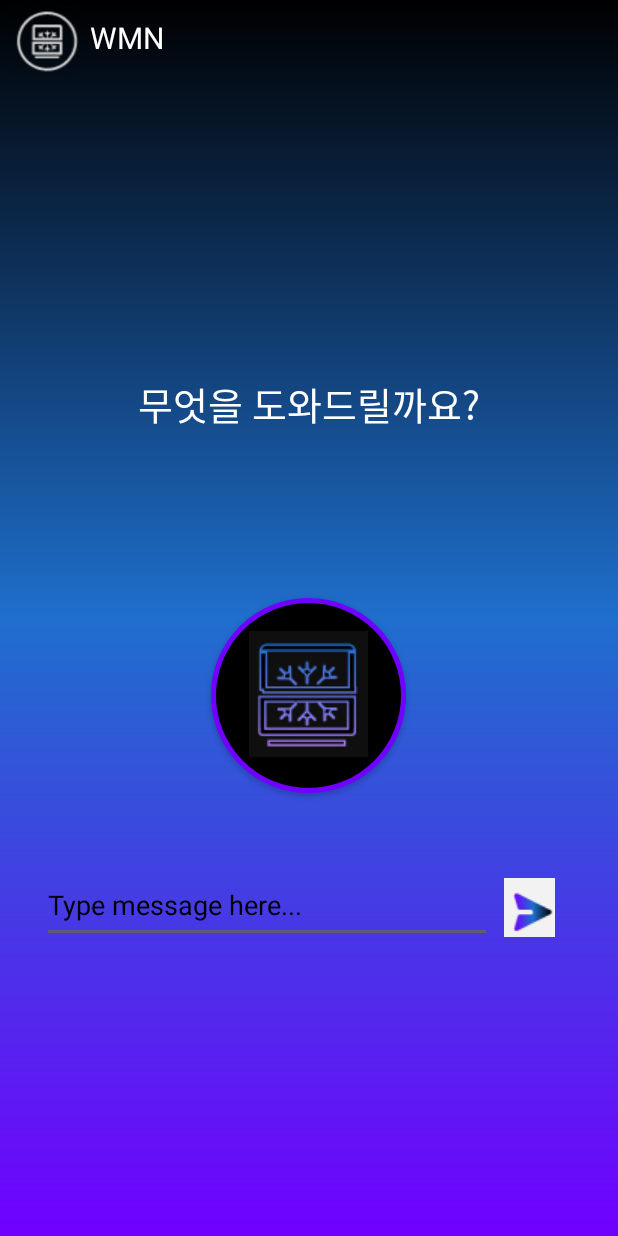
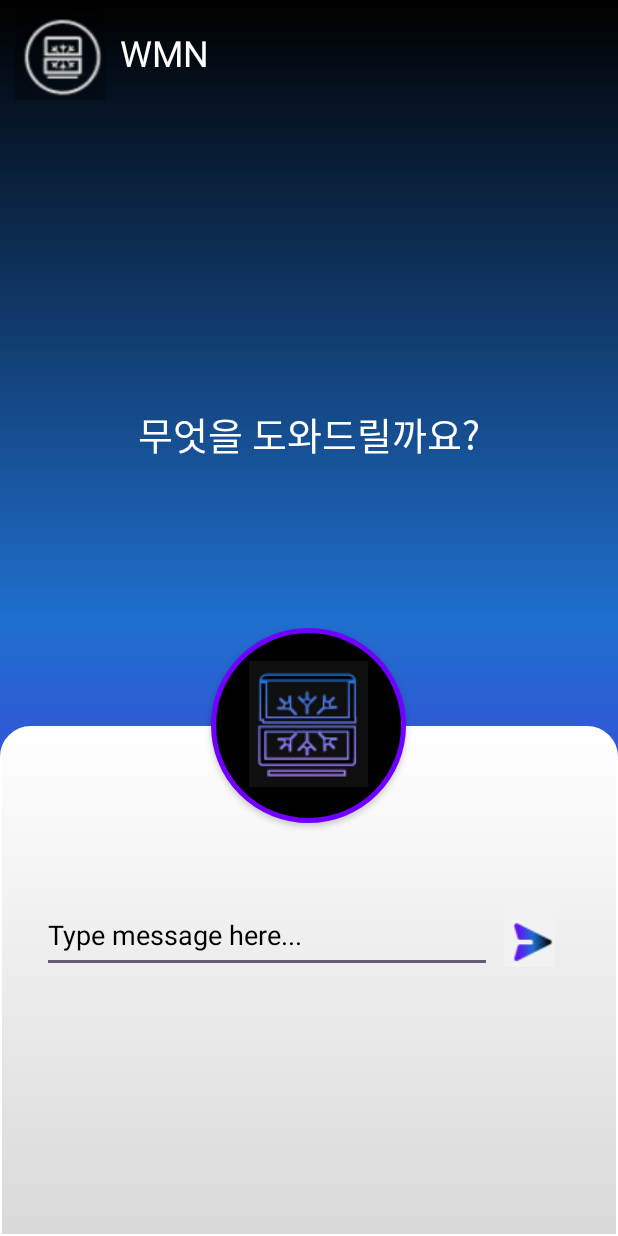
Before and after one commit to TeamDanSok/WMNClient-Android-, an Android app: the MainActivity screen opened directly, with no data from a screen before it, on a phone screen of 412 x 824 dp. Run offline under Robolectric (Android 15) with nearby library versions, the light colour scheme and no system bars.

Commit message:
android layout recycler view 추가 android layout 흰색 animation 추가

```diff
--- a/app/build.gradle
+++ b/app/build.gradle
@@ -37,10 +37,12 @@ android {
 
 dependencies {
 
-    implementation 'androidx.core:core-ktx:1.8.0'
+    implementation 'androidx.core:core-ktx:1.10.0'
     implementation 'androidx.appcompat:appcompat:1.6.1'
-    implementation 'com.google.android.material:material:1.5.0'
+    implementation 'com.google.android.material:material:1.9.0'
     implementation 'androidx.constraintlayout:constraintlayout:2.1.4'
+    implementation 'androidx.navigation:navigation-fragment-ktx:2.5.3'
+    implementation 'androidx.navigation:navigation-ui-ktx:2.5.3'
     testImplementation 'junit:junit:4.13.2'
     androidTestImplementation 'androidx.test.ext:junit:1.1.5'
     androidTestImplementation 'androidx.test.espresso:espresso-core:3.5.1'
--- a/app/src/main/java/com/example/wmn/MainActivity.kt
+++ b/app/src/main/java/com/example/wmn/MainActivity.kt
@@ -1,5 +1,6 @@
 package com.example.wmn
 
+import android.content.Intent
 import androidx.appcompat.app.AppCompatActivity
 import android.os.Bundle
 import android.widget.Toast
@@ -20,6 +21,11 @@ class MainActivity : AppCompatActivity() {
             Toast.makeText(this, message, Toast.LENGTH_SHORT).show()
             binding.message.text.clear()
             //채팅화면으로 전환시키면 됨
+
+        }
+        binding.moveScreen.setOnClickListener {
+            val intent = Intent(this@MainActivity, ListActivity::class.java)
+            startActivity(intent)
         }
     }
 }
--- /dev/null
+++ b/app/src/main/res/drawable/whiteback.xml
@@ -0,0 +1,15 @@
+<?xml version="1.0" encoding="utf-8"?>
+<shape xmlns:android="http://schemas.android.com/apk/res/android"
+    android:shape="rectangle" >
+    <gradient
+        android:type="linear"
+        android:angle="90"
+        android:endColor="@color/white"
+        android:startColor="@color/gray" />
+    <corners
+        android:topLeftRadius="20dp"
+        android:topRightRadius="20dp"/>
+    <stroke
+        android:width="1dp"
+        android:color="@color/white"/>
+</shape>
--- a/app/src/main/res/layout/activity_main.xml
+++ b/app/src/main/res/layout/activity_main.xml
@@ -10,21 +10,23 @@
 
     <LinearLayout
         android:layout_width="match_parent"
-        android:layout_height="50dp"
+        android:layout_height="70dp"
+        android:layout_gravity="center_vertical"
         android:orientation="horizontal">
 
         <ImageView
             android:id="@+id/logo"
             android:layout_width="60dp"
-            android:layout_height="50dp"
+            android:layout_height="match_parent"
+            android:layout_marginHorizontal="10dp"
             app:srcCompat="@drawable/logo" />
 
         <TextView
             android:id="@+id/textView3"
             android:layout_width="wrap_content"
-            android:layout_height="50dp"
+            android:layout_height="match_parent"
             android:gravity="center_vertical"
-            android:textSize="20sp"
+            android:textSize="24sp"
             android:textColor="@color/white"
             android:text="WMN" />
     </LinearLayout>
@@ -37,40 +39,61 @@
         android:textColor="@color/white"
         android:layout_gravity="center"
         android:layout_marginTop="200dp"
+        android:layout_marginBottom="110dp"
         android:gravity="center_horizontal"
         android:text="무엇을 도와드릴까요?" />
+
+    <FrameLayout
+        android:layout_width="match_parent"
+        android:layout_height="match_parent">
+
+        <FrameLayout
+            android:id="@+id/moveScreen"
+            android:layout_marginTop="65dp"
+            android:background="@drawable/whiteback"
+            android:layout_width="match_parent"
+            android:layout_height="match_parent" />
+
+        <LinearLayout
+            android:layout_width="match_parent"
+            android:layout_height="wrap_content"
+            android:orientation="vertical">
 
             <android.widget.Button
                 android:id="@+id/mic"
                 android:layout_width="130dp"
                 android:layout_height="130dp"
-        android:layout_marginTop="110dp"
                 android:layout_gravity="center_horizontal"
                 android:background="@drawable/micbutton"
-        android:padding="22dp"
-        android:drawableTop="@drawable/biglogo" />
+                android:drawableTop="@drawable/biglogo"
+                android:padding="22dp" />
+
 
             <LinearLayout
                 android:layout_width="wrap_content"
                 android:layout_height="wrap_content"
-        android:orientation="horizontal"
+                android:layout_gravity="center_horizontal"
                 android:layout_marginTop="50dp"
-        android:layout_gravity="center_horizontal">
+                android:orientation="horizontal">
+
                 <EditText
                     android:id="@+id/message"
                     android:layout_width="300dp"
                     android:layout_height="50dp"
+                    android:hint="Type message here..."
                     android:inputType="text"
-            android:textColorHint="@color/black"
-            android:hint="Type message here..." />
+                    android:textColorHint="@color/black" />
 
                 <Button
                     android:id="@+id/sendButton"
                     android:layout_width="50dp"
                     android:layout_height="50dp"
+                    android:layout_marginEnd="5dp"
                     android:background="#00000000"
-            android:layout_marginEnd="5dp"
                     android:drawableBottom="@drawable/send" />
-    </LinearLayout>
 
             </LinearLayout>
+        </LinearLayout>
+    </FrameLayout>
+
+</LinearLayout>
--- a/app/src/main/res/values/colors.xml
+++ b/app/src/main/res/values/colors.xml
@@ -2,4 +2,5 @@
 <resources>
     <color name="black">#FF000000</color>
     <color name="white">#FFFFFFFF</color>
+    <color name="gray">#D9D9D9</color>
 </resources>
```
Also changed, not shown: app/src/main/AndroidManifest.xml (+8 -4 lines), app/src/main/java/com/example/wmn/BlankFragment.kt (added, +59 -0 lines), app/src/main/java/com/example/wmn/ListActivity.kt (added, +37 -0 lines), app/src/main/java/com/example/wmn/ListAdapter.kt (added, +34 -0 lines), app/src/main/res/drawable/round_shape_main.xml (added, +12 -0 lines), app/src/main/res/drawable/round_shape_row.xml (added, +12 -0 lines), app/src/main/res/layout/activity_list.xml (added, +59 -0 lines), app/src/main/res/layout/fragment_white.xml (added, +15 -0 lines), app/src/main/res/layout/row.xml (added, +19 -0 lines), app/src/main/res/transition/none.xml (added, +9 -0 lines), app/src/main/res/transition/vertical_enter.xml (added, +8 -0 lines), app/src/main/res/transition/vertical_exit.xml (added, +8 -0 lines), app/src/main/res/values/strings.xml (+45 -0 lines). Lines whose indentation alone changed are shown as unchanged.
